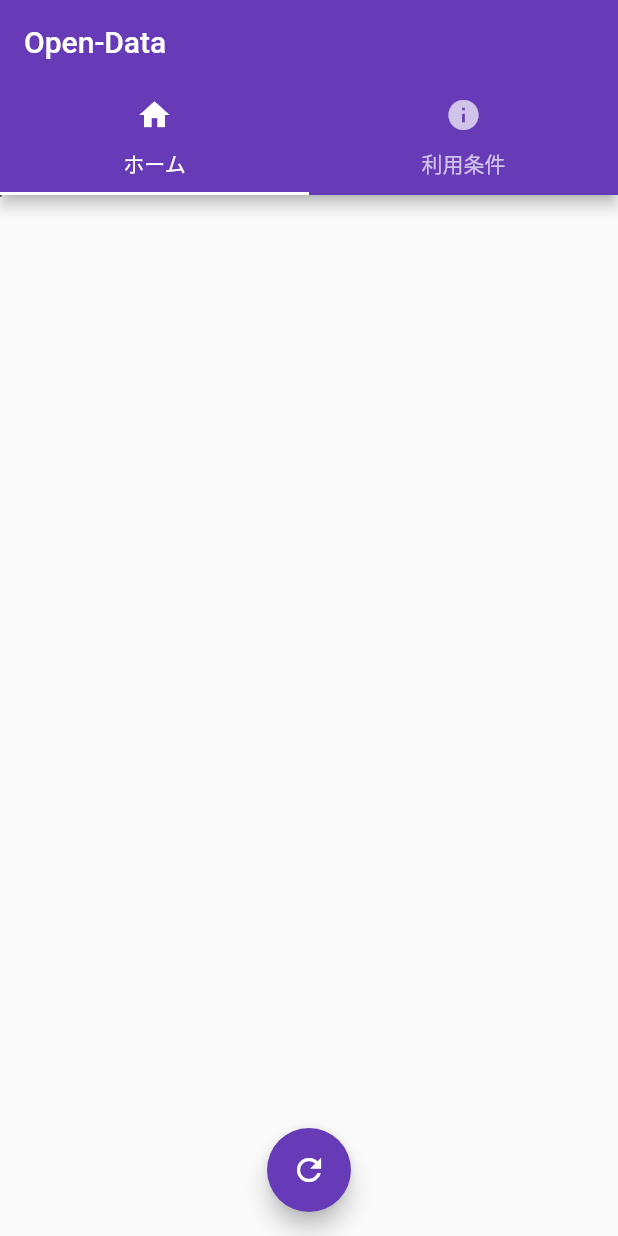
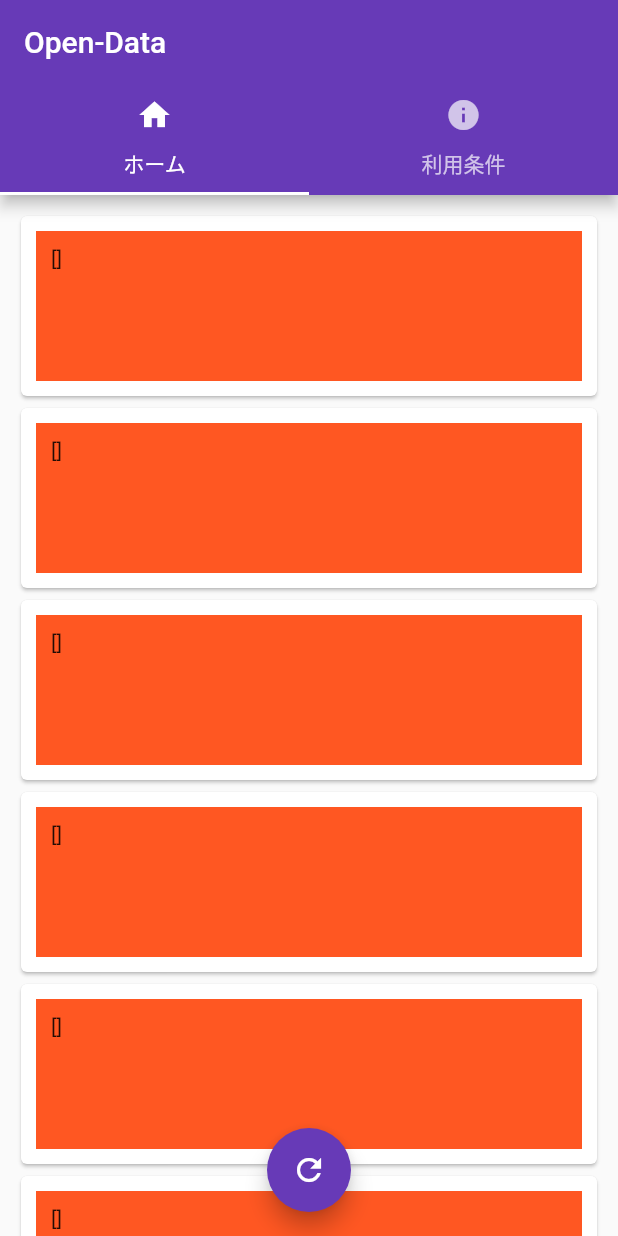
Before and after one commit to MasatakaKudou/flutter_opendata, a Flutter app: the screen it shows after launch, on a phone screen of 412 x 824 dp. Run offline on Flutter 3.47's test engine with Material 2 defaults, Android fonts, the phone set to English and light mode, and no system bars; our stand-ins replace csv.

Commit message:
中身をカードで表示

```diff
--- a/lib/main.dart
+++ b/lib/main.dart
@@ -2,6 +2,7 @@ import 'package:flutter/material.dart';
 import 'dart:async' show Future;
 import 'package:csv/csv.dart';
 import 'package:flutter/services.dart' show rootBundle;
+import 'dart:io';
 
 const String app_title ='近くの駅';
 const String term_of_use =
@@ -41,12 +42,12 @@ class OpenDataState extends State<OpenData> {
   GlobalKey<ScaffoldState> _scaffoldKey = GlobalKey<ScaffoldState>();
 
   List<List<dynamic>> data = [];
+  var myFile = new File('assets/SalesJan2009.csv');
 
   loadCSV() async {
-    final myData = await rootBundle.loadString("assets/SalesJan2009.csv");
-    List<List<dynamic>> csvTable = CsvToListConverter().convert(myData);
-
-    data = csvTable;
+    final myData = await rootBundle.loadString('assets/SalesJan2009.csv');
+    List<List<dynamic>> csvList = CsvToListConverter().convert(myData);
+    data = csvList;
   }
 
   @override
@@ -66,35 +67,28 @@ class OpenDataState extends State<OpenData> {
           title: Text(widget.title),
           bottom: TabBar(
               tabs: <Widget>[
-                Tab(text: 'ホーム', icon: Icon(Icons.home,),),
-                Tab(text: '利用条件', icon: Icon(Icons.info,),),
+                Tab(text: 'ホーム', icon: Icon(Icons.home),),
+                Tab(text: '利用条件', icon: Icon(Icons.info),),
               ]
           )
       ),
 
       body: TabBarView(
         children: <Widget>[
-          Table(
-            columnWidths: {
-              0: FixedColumnWidth(100.0),
-              1: FixedColumnWidth(200.0),
+          ListView.builder(
+            padding: EdgeInsets.all(10.0),
+            itemBuilder: (BuildContext context, int index){
+              return Card(
+                child: Container(
+                  height: 100.0,
+                  width: double.infinity,
+                  color: Colors.deepOrange,
+                  padding: EdgeInsets.all(10.0),
+                  margin: EdgeInsets.all(10.0),
+                  child: Text(data.toString()),
+                ),
+              );
             },
-            border: TableBorder.all(width: 1.0),
-            children: data.map((item) {
-              return TableRow(
-                  children: item.map((row) {
-                    return Container(
-                      child: Padding(
-                        padding: const EdgeInsets.all(8.0),
-                        child: Text(
-                          row.toString(),
-                          style: TextStyle(fontSize: 20.0),
-                        ),
-                      ),
-                    );
-                  }).toList()
-              );
-            }).toList(),
           ),
           Padding(
             padding: EdgeInsets.all(16.0),
```
